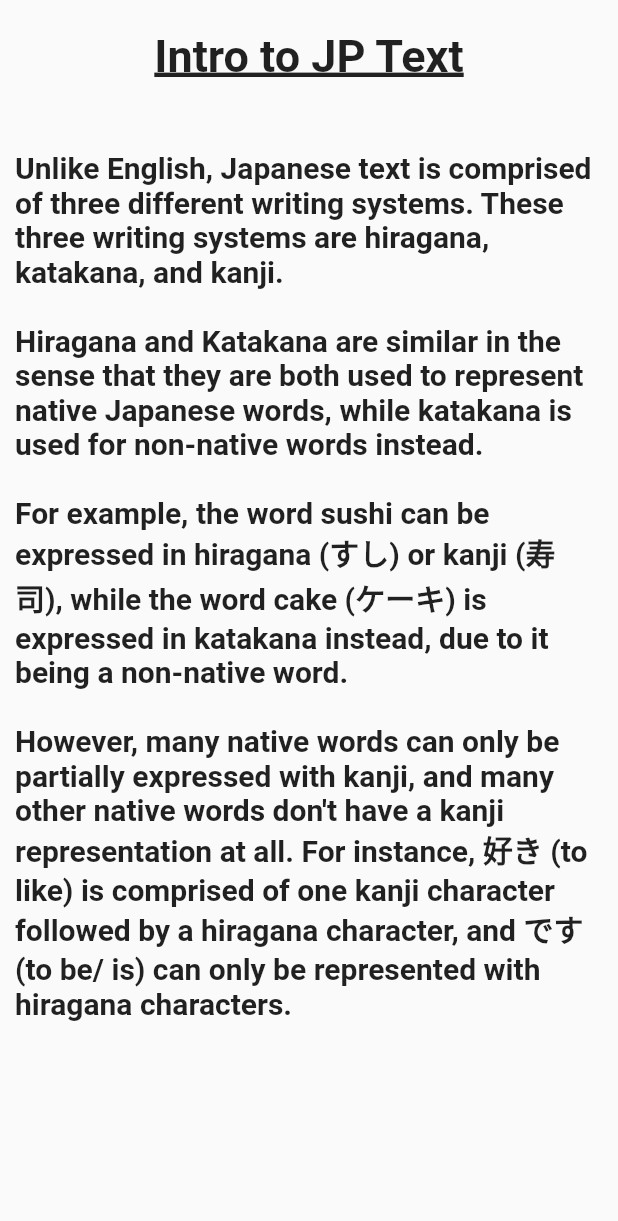
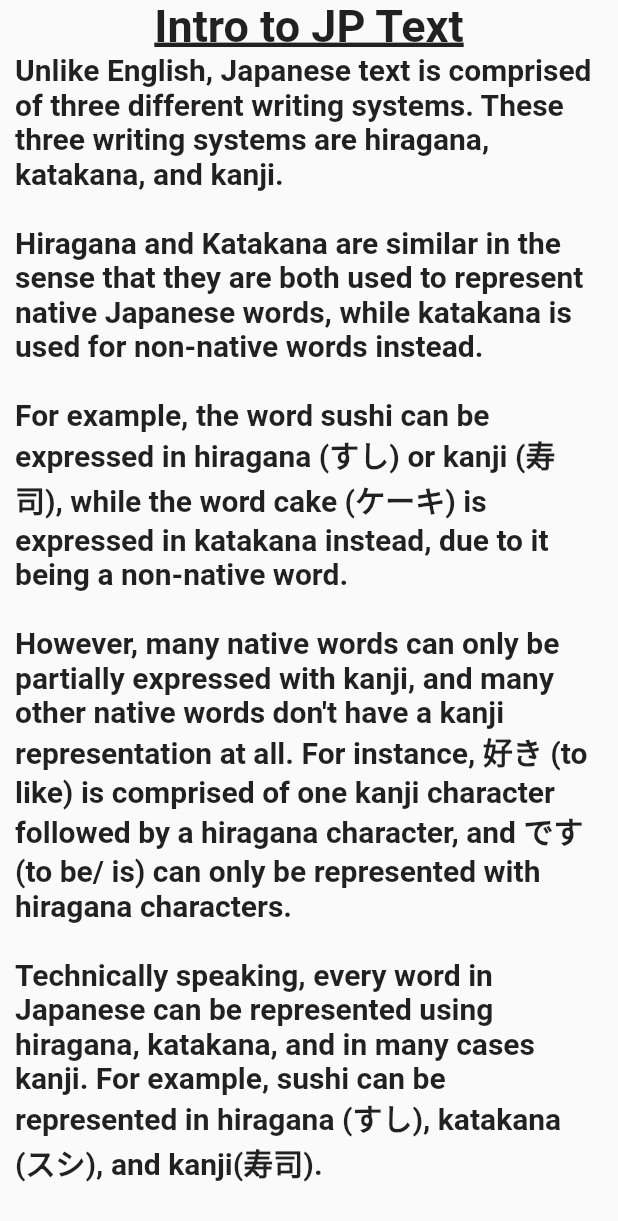
Before and after one commit to MitchellMaliglig/Mobile-App-Project-CS-4750-, a Flutter app: the JPTextIntro screen opened directly, on a phone screen of 412 x 824 dp. Shown: the top 1221 px of the screen. Run offline on Flutter 3.47's test engine with Material 2 defaults, Android fonts, the phone set to English and light mode, and no system bars; missing offline and left inert: kana_kit.

Commit message:
lessons in progress

```diff
--- a/lib/lessons/jp_text_intro.dart
+++ b/lib/lessons/jp_text_intro.dart
@@ -12,12 +12,9 @@ class _JPTextIntroState extends State<JPTextIntro> {
   Widget build(BuildContext context) {
     return Scaffold(
       body: Center(
-        child: Container(
-          margin: EdgeInsets.only(top: 20),
-          child: Column(
+        child: ListView(
           children: [
-              Expanded(
-                flex: 10,
+            Center(
               child: Text('Intro to JP Text',
                 style: TextStyle(
                   fontSize: 30,
@@ -27,9 +24,7 @@ class _JPTextIntroState extends State<JPTextIntro> {
                 ),
               ),
             ),
-              Expanded(
-                flex: 90,
-                child: Container(
+            Container(
               margin: EdgeInsets.only(left: 10, right: 10),
               child: Align(
                 alignment: Alignment.topLeft,
@@ -43,7 +38,10 @@ class _JPTextIntroState extends State<JPTextIntro> {
                       'However, many native words can only be partially expressed with kanji, and many other native words '
                       'don\'t have a kanji representation at all. For instance, 好き (to like) is comprised of '
                       'one kanji character followed by a hiragana character, and です (to be/ is) can only be '
-                          'represented with hiragana characters.',
+                      'represented with hiragana characters.\n\n'
+                      'Technically speaking, every word in Japanese can be represented using hiragana, katakana, and '
+                      'in many cases kanji. For example, sushi can be represented in hiragana (すし), katakana (スシ), and kanji'
+                      '(寿司).',
                 style: TextStyle(
                   fontSize: 20,
                   fontWeight: FontWeight.bold,
@@ -51,9 +49,7 @@ class _JPTextIntroState extends State<JPTextIntro> {
                 ),
               ),
             ),
-              ),
           ],
-          ),
         ),
       ),
     );
--- a/lib/main.dart
+++ b/lib/main.dart
@@ -11,6 +11,7 @@ class MyApp extends StatelessWidget {
   @override
   Widget build(BuildContext context) {
     return MaterialApp(
+      debugShowCheckedModeBanner: false,
       title: 'Flutter Demo 2',
       theme: ThemeData(
         primarySwatch: Colors.green,
```
Also changed, not shown: pubspec.yaml (+7 -1 lines), assets/j4b_icon.png (added), pubspec.lock, 23 other files. Lines whose indentation alone changed are shown as unchanged.
